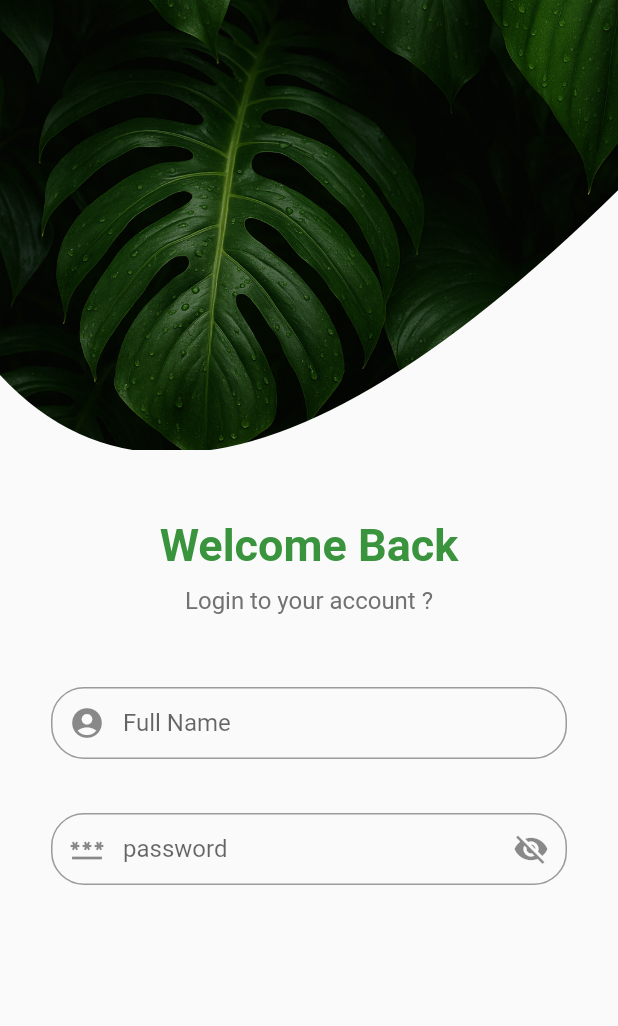
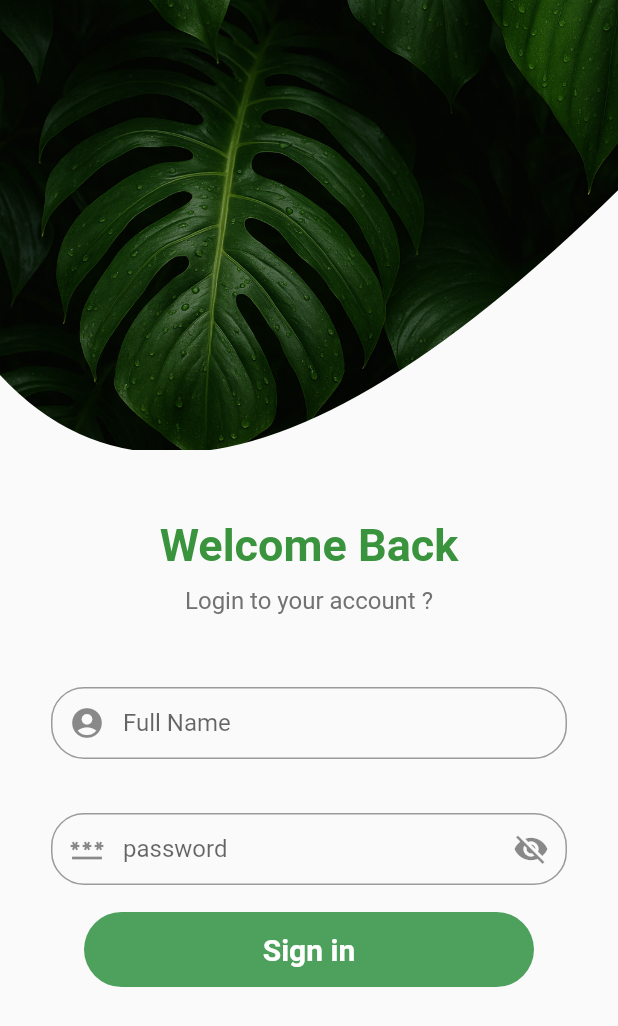
Before and after one commit to hosseinabdollahi84/flutter-flower-shop, a Flutter app: the LoginScreen screen opened directly, on a phone screen of 412 x 824 dp. Shown: the top 1026 px of the screen. Run offline on Flutter 3.47's test engine with Material 2 defaults, Android fonts, the phone set to English and light mode, and no system bars; project files that could hold a hidden picture were left out.

Commit message:
Add_button

```diff
--- a/lib/pages/login_page.dart
+++ b/lib/pages/login_page.dart
@@ -1,5 +1,6 @@
 import 'package:flutter/material.dart';
 import 'package:flutter_application_7/constants/constants.dart';
+import 'package:flutter_application_7/pages/root.dart';
 
 class LoginScreen extends StatefulWidget {
   @override
@@ -76,6 +77,31 @@ class _LoginScreenState extends State<LoginScreen> {
                             lable: 'password',
                             iconss: const Icon(Icons.password_sharp),
                           ),
+                          InkWell(
+                            onTap: () {
+                              Navigator.push(
+                                  context,
+                                  MaterialPageRoute(
+                                    builder: (context) => const RootPage(),
+                                  ));
+                            },
+                            child: Container(
+                              alignment: Alignment.center,
+                              width: 300,
+                              height: 50,
+                              decoration: BoxDecoration(
+                                color: const Color.fromARGB(178, 3, 122, 23),
+                                borderRadius: BorderRadius.circular(44),
+                              ),
+                              child: const Text(
+                                'Sign in',
+                                style: TextStyle(
+                                    color: Colors.white,
+                                    fontSize: 20,
+                                    fontWeight: FontWeight.bold),
+                              ),
+                            ),
+                          ),
                         ],
                       ),
                     )
@@ -110,7 +136,7 @@ class _loginState extends State<login> {
   late bool _obscureText;
 
   double _opacity = 0.0;
-  double _scale = 0.0;
+
   void initState() {
     super.initState();
     setState(() {
@@ -119,7 +145,6 @@ class _loginState extends State<login> {
     Future.delayed(const Duration(milliseconds: 600), () {
       setState(() {
         _opacity = 1.0;
-        _scale = 1.0;
       });
     });
   }
```
